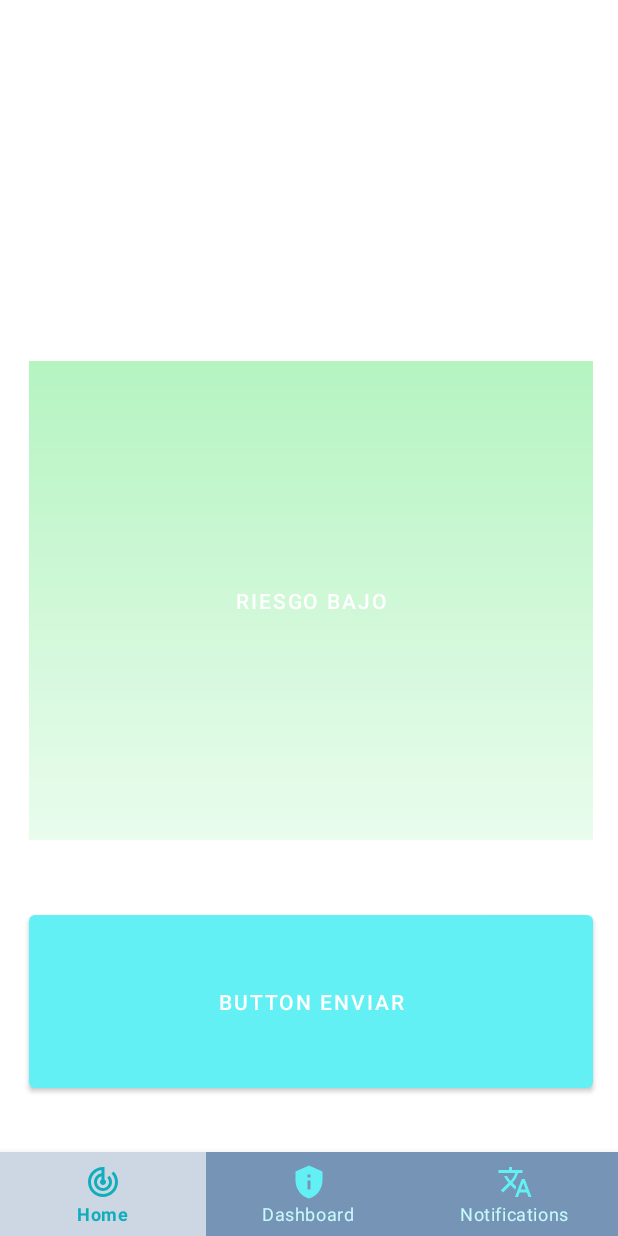
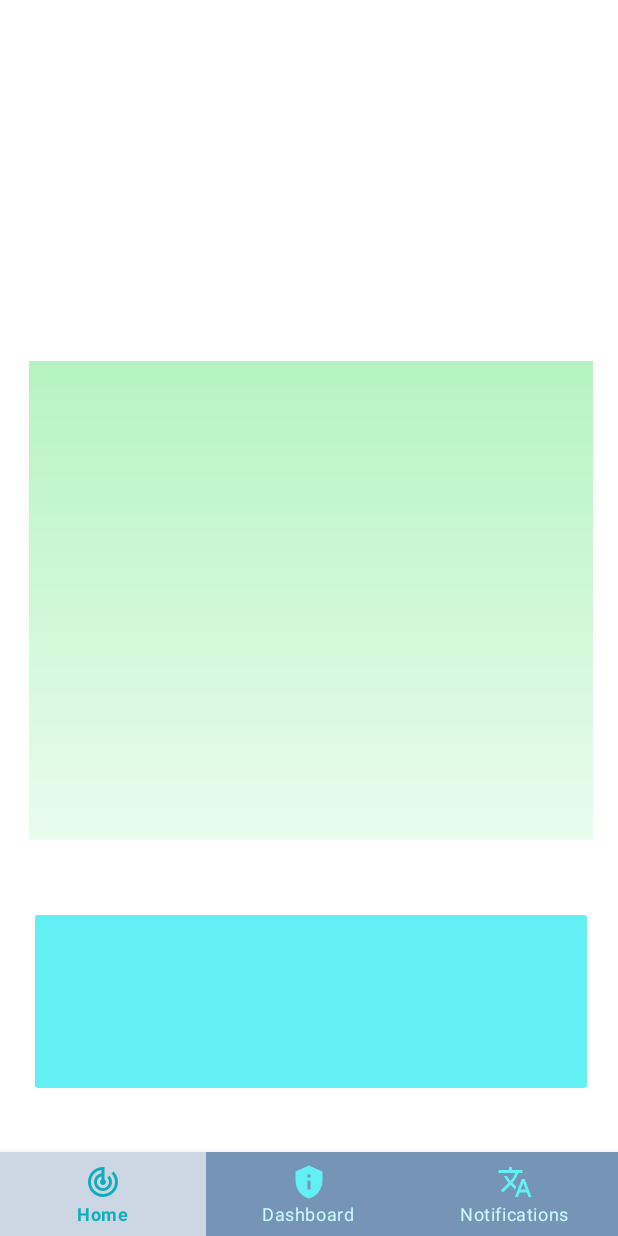
Before and after one commit to Aga-Gava/AgavaCOVID, an Android app: the screen it shows after launch (MainActivity), on a phone screen of 412 x 824 dp. Run offline under Robolectric (Android 15) with nearby library versions, the phone set to English and light mode, and no system bars; our stand-ins replace navigation-ui.

Commit message:
Botones puestos de verdá

```diff
--- a/app/src/main/res/layout/fragment_home.xml
+++ b/app/src/main/res/layout/fragment_home.xml
@@ -6,13 +6,12 @@
     android:layout_height="match_parent"
     tools:context=".ui.home.HomeFragment">
 
-    <Button
+    <ImageButton
         android:id="@+id/button4"
         android:layout_width="376dp"
         android:layout_height="319dp"
         android:background="@drawable/gradiente1"
         android:text="@string/button_info_bajo"
-        app:backgroundTint="@null"
         app:layout_constraintBottom_toBottomOf="parent"
         app:layout_constraintEnd_toEndOf="parent"
         app:layout_constraintHorizontal_bias="0.542"
@@ -20,11 +19,11 @@
         app:layout_constraintTop_toTopOf="parent"
         app:layout_constraintVertical_bias="0.412" />
 
-    <Button
+    <ImageButton
         android:id="@+id/button3"
         android:layout_width="376dp"
         android:layout_height="127dp"
-        android:text="Button enviar"
+        android:backgroundTint="@color/ColorPrincipal"
         app:layout_constraintBottom_toBottomOf="parent"
         app:layout_constraintEnd_toEndOf="parent"
         app:layout_constraintHorizontal_bias="0.542"
```
